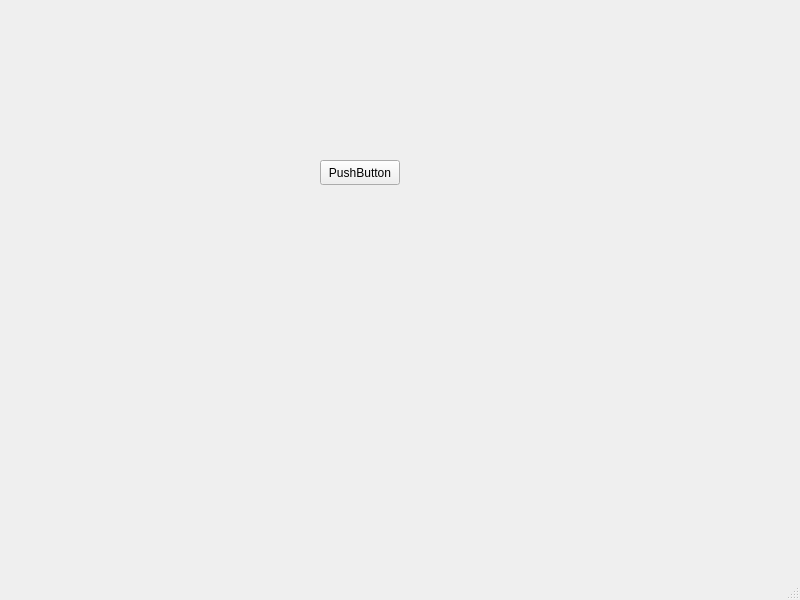
This is RentaCar/mainwindow.ui in mjcarranza/Image-Recovery-Rent-a-Car as Qt 5 draws it before an edit. The edited form follows.
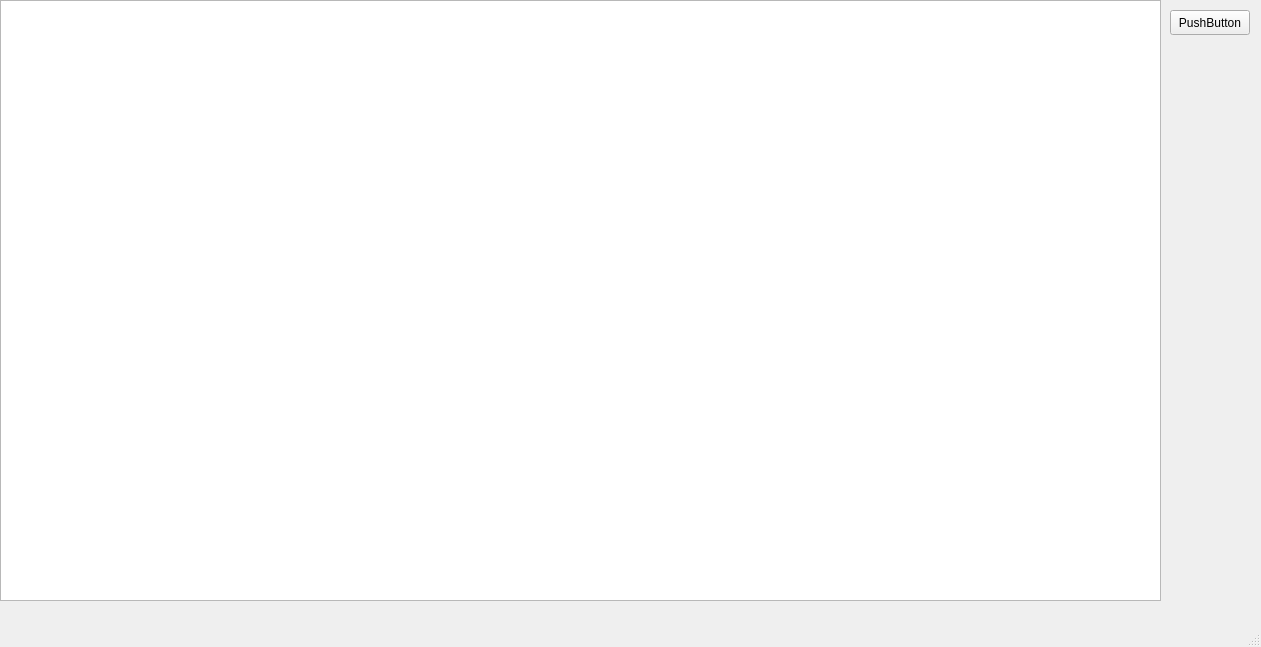
This is the edited form.

Diff of the .ui file:
```diff
--- a/RentaCar/mainwindow.ui
+++ b/RentaCar/mainwindow.ui
@@ -6,8 +6,8 @@
    <rect>
     <x>0</x>
     <y>0</y>
-    <width>800</width>
-    <height>600</height>
+    <width>1261</width>
+    <height>647</height>
    </rect>
   </property>
   <property name="windowTitle">
@@ -17,8 +17,8 @@
    <widget class="QPushButton" name="pushButton">
     <property name="geometry">
      <rect>
-      <x>320</x>
-      <y>160</y>
+      <x>1170</x>
+      <y>10</y>
       <width>80</width>
       <height>25</height>
      </rect>
@@ -27,6 +27,19 @@
      <string>PushButton</string>
     </property>
    </widget>
+   <widget class="QGraphicsView" name="Lienso">
+    <property name="enabled">
+     <bool>true</bool>
+    </property>
+    <property name="geometry">
+     <rect>
+      <x>0</x>
+      <y>0</y>
+      <width>1161</width>
+      <height>601</height>
+     </rect>
+    </property>
+   </widget>
   </widget>
   <widget class="QMenuBar" name="menubar">
    <property name="geometry">
```
Left out of the diff: 2 changed lines with no effect on the pictures.
